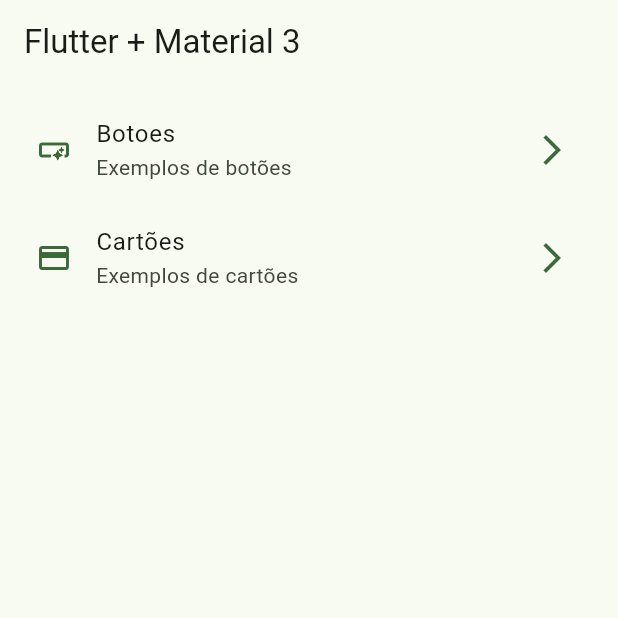
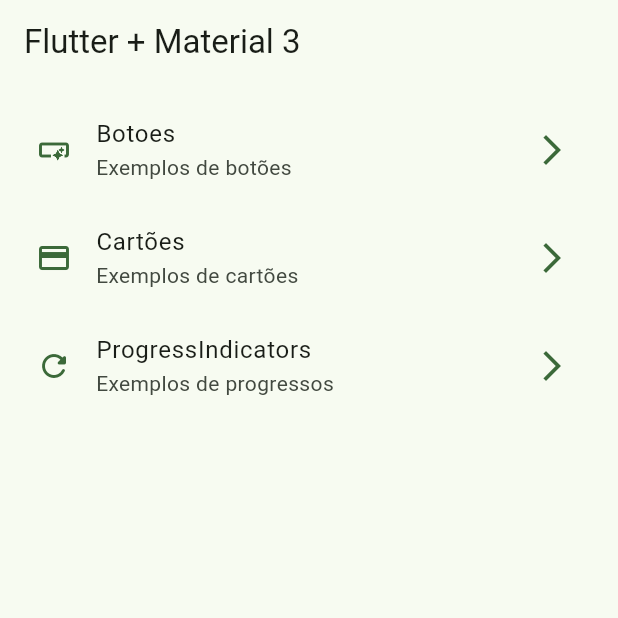
Before and after one commit to eduardocintrasantos/WidgetsApp, a Flutter app: the screen it shows after launch, on a phone screen of 412 x 824 dp, the top half of it. Run offline on Flutter 3.47's test engine with Material 3 defaults, Android fonts, the phone set to English and light mode, and no system bars; our stand-ins replace go_router.

Commit message:
Progress indicators exemplos

```diff
--- a/lib/config/menu/menu_itens.dart
+++ b/lib/config/menu/menu_itens.dart
@@ -27,5 +27,11 @@ const appMenuItens = <MenuItem>[
     subTitle: 'Exemplos de cartões',
     link: '/cards',
     icon: Icons.credit_card
+  ),
+  MenuItem(
+    title: 'ProgressIndicators',
+    subTitle: 'Exemplos de progressos',
+    link: '/progress',
+    icon: Icons.refresh_rounded
   )
 ];
--- a/lib/config/router/app_router.dart
+++ b/lib/config/router/app_router.dart
@@ -24,5 +24,12 @@ final appRouter = GoRouter(
         return const CardsScreen();
       },
     ),
+
+    GoRoute(
+      path: '/progress',
+      builder: (BuildContext context, GoRouterState state) {
+        return const ProgressScreen();
+      },
+    ),
   ],
 );
```
Also changed, not shown: lib/presentation/screens/progress/progress_screen.dart (+61 -1 lines).
